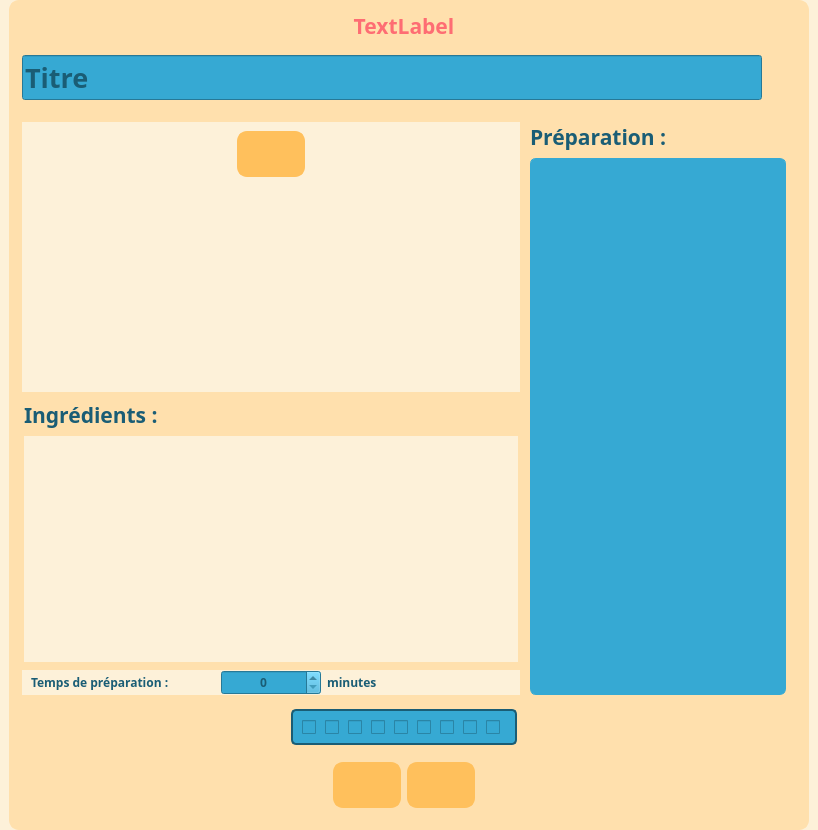
Old version of the form UI/edit_recipe.ui in the repository juvarlet/a_table.
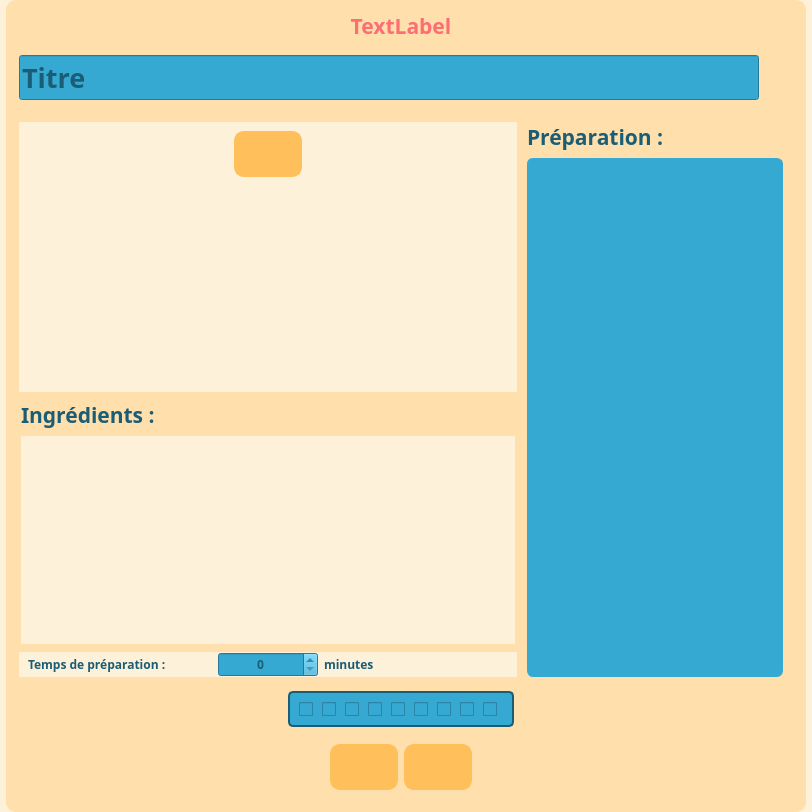
New version of the form. Icons and pictures are not drawn.

```diff
--- a/UI/edit_recipe.ui
+++ b/UI/edit_recipe.ui
@@ -6,8 +6,8 @@
    <rect>
     <x>0</x>
     <y>0</y>
-    <width>818</width>
-    <height>830</height>
+    <width>812</width>
+    <height>812</height>
    </rect>
   </property>
   <property name="windowTitle">
```
